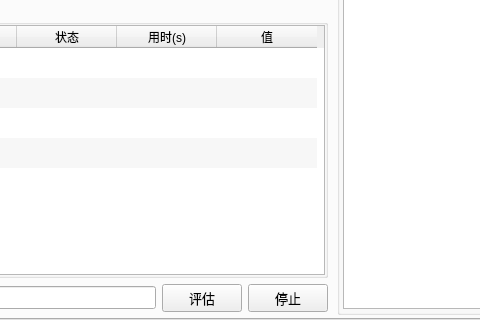
Above: src/expend/expend.ui from ylsdamxssjxxdd/eva before the change; both pictures show x 108 to 588 and y 285 to 605 of the 883 by 605 pixel window. Below: the same form after it.
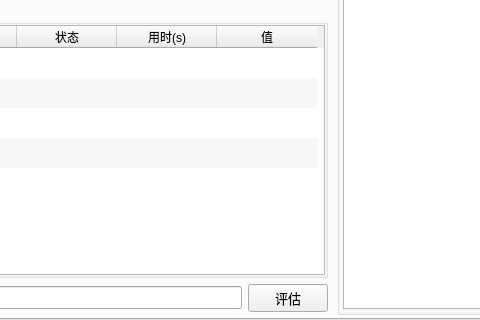
That is the form after the change. Custom widgets are drawn as their Qt base class.

Commit message: 模型评估页评估按钮合并为单键

The edit to the form file:
```diff
--- a/src/expend/expend.ui
+++ b/src/expend/expend.ui
@@ -755,19 +755,6 @@
               </property>
              </widget>
             </item>
-            <item>
-             <widget class="QPushButton" name="eval_stop_pushButton">
-              <property name="minimumSize">
-               <size>
-                <width>80</width>
-                <height>28</height>
-               </size>
-              </property>
-              <property name="text">
-               <string>停止</string>
-              </property>
-             </widget>
-            </item>
            </layout>
           </item>
          </layout>
```
The commit also changes 5 other files.
